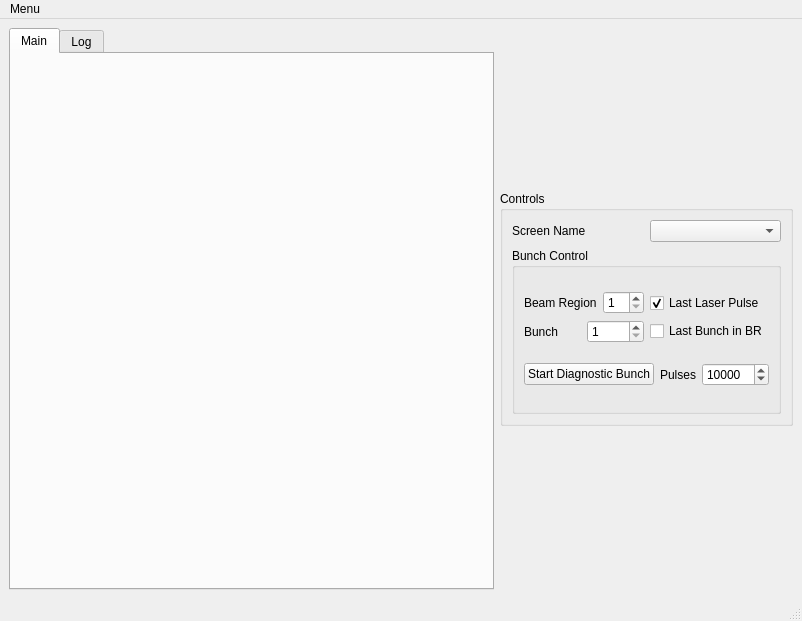
The window that esme/gui/ui/mainwindow.ui (st-walker/esme) describes before a commit, drawn with Qt 5.
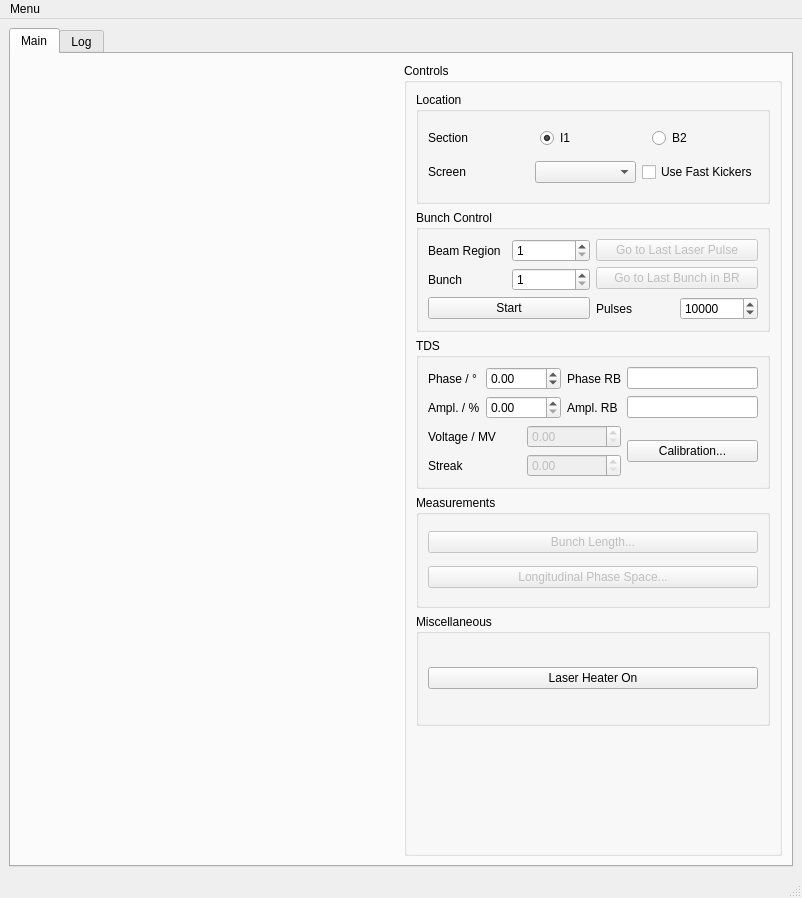
The same window after the commit. Custom widgets are drawn as their Qt base class.

Commit message:
More tests, full control of kicker, tds, bunch selection
Needs testing on actual euxfel.

Diff of the .ui file:
```diff
--- a/esme/gui/ui/mainwindow.ui
+++ b/esme/gui/ui/mainwindow.ui
@@ -7,15 +7,21 @@
     <x>0</x>
     <y>0</y>
     <width>802</width>
-    <height>621</height>
+    <height>898</height>
    </rect>
   </property>
   <property name="windowTitle">
    <string>Energy Spread Measurement</string>
   </property>
+  <property name="documentMode">
+   <bool>false</bool>
+  </property>
   <widget class="QWidget" name="centralwidget">
-   <layout class="QHBoxLayout" name="horizontalLayout_10">
-    <item>
+   <property name="autoFillBackground">
+    <bool>false</bool>
+   </property>
+   <layout class="QGridLayout" name="gridLayout_9">
+    <item row="0" column="0">
      <widget class="QTabWidget" name="tabWidget">
       <property name="currentIndex">
        <number>0</number>
@@ -24,67 +30,131 @@
        <attribute name="title">
         <string>Main</string>
        </attribute>
-       <layout class="QVBoxLayout" name="verticalLayout_4">
-        <item>
-         <widget class="GraphicsLayoutWidget" name="screen_display_widget" native="true">
-          <property name="sizePolicy">
-           <sizepolicy hsizetype="Expanding" vsizetype="Expanding">
-            <horstretch>0</horstretch>
-            <verstretch>0</verstretch>
-           </sizepolicy>
-          </property>
-         </widget>
-        </item>
-       </layout>
-      </widget>
-      <widget class="QWidget" name="logtab">
-       <attribute name="title">
-        <string>Log</string>
-       </attribute>
-       <layout class="QGridLayout" name="gridLayout">
-        <item row="0" column="0">
-         <widget class="QTextBrowser" name="measurement_log_browser"/>
-        </item>
-       </layout>
-      </widget>
-     </widget>
-    </item>
-    <item>
-     <widget class="QGroupBox" name="groupBox">
+       <layout class="QGridLayout" name="gridLayout_8">
+        <item row="0" column="1">
+         <widget class="QGroupBox" name="controls_group_box">
       <property name="maximumSize">
        <size>
-        <width>732</width>
-        <height>235</height>
+            <width>408</width>
+            <height>16777215</height>
        </size>
       </property>
       <property name="title">
        <string>Controls</string>
       </property>
-      <layout class="QGridLayout" name="gridLayout_2">
-       <item row="0" column="0">
+          <layout class="QVBoxLayout" name="verticalLayout_4">
+           <item>
+            <widget class="QGroupBox" name="screen_selection_groupbox">
+             <property name="title">
+              <string>Location</string>
+             </property>
+             <layout class="QVBoxLayout" name="verticalLayout_6">
+              <item>
         <layout class="QHBoxLayout" name="horizontalLayout_6">
          <item>
           <widget class="QLabel" name="label_2">
            <property name="text">
-            <string>Screen Name</string>
+                   <string>Section</string>
            </property>
           </widget>
          </item>
          <item>
-          <widget class="QComboBox" name="comboBox">
+                 <widget class="QRadioButton" name="i1_radio_button">
+                  <property name="text">
+                   <string>I1</string>
+                  </property>
+                  <property name="checked">
+                   <bool>true</bool>
+                  </property>
+                 </widget>
+                </item>
+                <item>
+                 <widget class="QRadioButton" name="b2_radio_button">
+                  <property name="text">
+                   <string>B2</string>
+                  </property>
+                 </widget>
+                </item>
+               </layout>
+              </item>
+              <item>
+               <layout class="QHBoxLayout" name="horizontalLayout_10">
+                <item>
+                 <widget class="QLabel" name="screen_label">
+                  <property name="text">
+                   <string>Screen</string>
+                  </property>
+                 </widget>
+                </item>
+                <item>
+                 <widget class="QComboBox" name="select_screen_combobox">
            <property name="placeholderText">
             <string/>
            </property>
           </widget>
          </item>
-        </layout>
-       </item>
-       <item row="1" column="0">
-        <widget class="QGroupBox" name="groupBox_2">
+                <item>
+                 <widget class="QCheckBox" name="use_fast_kickers_checkbox">
+                  <property name="text">
+                   <string>Use Fast Kickers</string>
+                  </property>
+                 </widget>
+                </item>
+               </layout>
+              </item>
+             </layout>
+            </widget>
+           </item>
+           <item>
+            <widget class="QGroupBox" name="bunch_control_group_box">
          <property name="title">
           <string>Bunch Control</string>
          </property>
          <layout class="QGridLayout" name="gridLayout_5">
+              <item row="1" column="0">
+               <layout class="QHBoxLayout" name="horizontalLayout_3">
+                <item>
+                 <widget class="QPushButton" name="start_stop_button">
+                  <property name="toolTip">
+                   <string>&lt;html&gt;&lt;head/&gt;&lt;body&gt;&lt;p&gt;Start diagnostic bunch optionally with fast kickers and the TDS&lt;/p&gt;&lt;/body&gt;&lt;/html&gt;</string>
+                  </property>
+                  <property name="text">
+                   <string>Start</string>
+                  </property>
+                  <property name="checkable">
+                   <bool>true</bool>
+                  </property>
+                  <property name="checked">
+                   <bool>false</bool>
+                  </property>
+                  <property name="autoRepeat">
+                   <bool>false</bool>
+                  </property>
+                 </widget>
+                </item>
+                <item>
+                 <layout class="QHBoxLayout" name="horizontalLayout_5">
+                  <item>
+                   <widget class="QLabel" name="label">
+                    <property name="text">
+                     <string>Pulses</string>
+                    </property>
+                   </widget>
+                  </item>
+                  <item>
+                   <widget class="QSpinBox" name="npulses_spinbox">
+                    <property name="maximum">
+                     <number>10000000</number>
+                    </property>
+                    <property name="value">
+                     <number>10000</number>
+                    </property>
+                   </widget>
+                  </item>
+                 </layout>
+                </item>
+               </layout>
+              </item>
           <item row="0" column="0">
            <layout class="QHBoxLayout" name="horizontalLayout_9">
             <item>
@@ -133,22 +203,25 @@
             <item>
              <layout class="QVBoxLayout" name="verticalLayout_3">
               <item>
-               <widget class="QCheckBox" name="checkBox">
+                   <widget class="QPushButton" name="go_to_last_laserpulse_pushbutton">
+                    <property name="enabled">
+                     <bool>false</bool>
+                    </property>
                 <property name="text">
-                 <string>Last Laser Pulse</string>
+                     <string>Go to Last Laser Pulse</string>
                 </property>
                 <property name="checked">
-                 <bool>true</bool>
-                </property>
-                <attribute name="buttonGroup">
-                 <string notr="true">buttonGroup_2</string>
-                </attribute>
+                     <bool>false</bool>
+                    </property>
                </widget>
               </item>
               <item>
-               <widget class="QCheckBox" name="checkBox_2">
+                   <widget class="QPushButton" name="go_to_last_bunch_in_br_pushbutton">
+                    <property name="enabled">
+                     <bool>false</bool>
+                    </property>
                 <property name="text">
-                 <string>Last Bunch in BR</string>
+                     <string>Go to Last Bunch in BR</string>
                 </property>
                 <property name="autoExclusive">
                  <bool>false</bool>
@@ -161,43 +234,206 @@
              </layout>
             </item>
            </layout>
+              </item>
+             </layout>
+            </widget>
+           </item>
+           <item>
+            <widget class="QGroupBox" name="tds_group_box">
+             <property name="title">
+              <string>TDS</string>
+             </property>
+             <layout class="QGridLayout" name="gridLayout_2">
+              <item row="0" column="0">
+               <widget class="QLabel" name="phase_label_2">
+                <property name="text">
+                 <string>Phase / °</string>
+                </property>
+               </widget>
+              </item>
+              <item row="0" column="1" colspan="2">
+               <widget class="QDoubleSpinBox" name="tds_phase_spinbox">
+                <property name="minimum">
+                 <double>-1080.000000000000000</double>
+                </property>
+                <property name="maximum">
+                 <double>1080.000000000000000</double>
+                </property>
+               </widget>
+              </item>
+              <item row="0" column="3">
+               <widget class="QLabel" name="phase_rb_label">
+                <property name="text">
+                 <string>Phase RB</string>
+                </property>
+               </widget>
+              </item>
+              <item row="0" column="4">
+               <widget class="QLineEdit" name="tds_phase_readback_line">
+                <property name="maxLength">
+                 <number>14</number>
+                </property>
+                <property name="readOnly">
+                 <bool>true</bool>
+                </property>
+                <property name="clearButtonEnabled">
+                 <bool>false</bool>
+                </property>
+               </widget>
           </item>
           <item row="1" column="0">
-           <layout class="QHBoxLayout" name="horizontalLayout_3">
-            <item>
-             <widget class="QPushButton" name="pushButton">
+               <widget class="QLabel" name="amplitude_label">
               <property name="text">
-               <string>Start Diagnostic Bunch</string>
+                 <string>Ampl. / %</string>
               </property>
              </widget>
             </item>
-            <item>
-             <layout class="QHBoxLayout" name="horizontalLayout_5">
-              <item>
-               <widget class="QLabel" name="label">
-                <property name="text">
-                 <string>Pulses</string>
-                </property>
-               </widget>
-              </item>
-              <item>
-               <widget class="QSpinBox" name="spinBox">
+              <item row="1" column="1" colspan="2">
+               <widget class="QDoubleSpinBox" name="tds_amplitude_spinbox">
                 <property name="maximum">
-                 <number>10000000</number>
+                 <double>100.000000000000000</double>
                 </property>
-                <property name="value">
-                 <number>10000</number>
+               </widget>
+              </item>
+              <item row="1" column="3">
+               <widget class="QLabel" name="amplitude_rb_label">
+                <property name="text">
+                 <string>Ampl. RB</string>
                 </property>
                </widget>
               </item>
+              <item row="1" column="4">
+               <widget class="QLineEdit" name="tds_amplitude_readback_line">
+                <property name="maxLength">
+                 <number>14</number>
+                </property>
+                <property name="readOnly">
+                 <bool>true</bool>
+                </property>
+               </widget>
+              </item>
+              <item row="2" column="0" colspan="2">
+               <widget class="QLabel" name="voltage_label">
+                <property name="text">
+                 <string>Voltage / MV</string>
+                </property>
+               </widget>
+              </item>
+              <item row="2" column="2" colspan="2">
+               <widget class="QDoubleSpinBox" name="tds_voltage_spinbox">
+                <property name="enabled">
+                 <bool>false</bool>
+                </property>
+               </widget>
+              </item>
+              <item row="2" column="4" rowspan="2">
+               <widget class="QPushButton" name="tds_calibration_pushbutton">
+                <property name="text">
+                 <string>Calibration...</string>
+                </property>
+               </widget>
+              </item>
+              <item row="3" column="0" colspan="2">
+               <widget class="QLabel" name="streak">
+                <property name="text">
+                 <string>Streak</string>
+                </property>
+               </widget>
+              </item>
+              <item row="3" column="2" colspan="2">
+               <widget class="QDoubleSpinBox" name="streak_spinbox">
+                <property name="enabled">
+                 <bool>false</bool>
+                </property>
+               </widget>
+              </item>
              </layout>
-            </item>
-           </layout>
-          </item>
+            </widget>
+           </item>
+           <item>
+            <widget class="QGroupBox" name="measurements_group_box">
+             <property name="title">
+              <string>Measurements</string>
+             </property>
+             <layout class="QVBoxLayout" name="verticalLayout_5">
+              <item>
+               <widget class="QPushButton" name="measure_bunch_length_button">
+                <property name="enabled">
+                 <bool>false</bool>
+                </property>
+                <property name="text">
+                 <string>Bunch Length...</string>
+                </property>
+               </widget>
+              </item>
+              <item>
+               <widget class="QPushButton" name="measure_lps_button">
+                <property name="enabled">
+                 <bool>false</bool>
+                </property>
+                <property name="text">
+                 <string>Longitudinal Phase Space...</string>
+                </property>
+               </widget>
+              </item>
+             </layout>
+            </widget>
+           </item>
+           <item>
+            <widget class="QGroupBox" name="groupBox">
+             <property name="title">
+              <string>Miscellaneous</string>
+             </property>
+             <layout class="QGridLayout" name="gridLayout_7">
+              <item row="0" column="0">
+               <widget class="QPushButton" name="laser_heater_pushbutton">
+                <property name="text">
+                 <string>Laser Heater On</string>
+                </property>
+               </widget>
+              </item>
          </layout>
         </widget>
        </item>
-      </layout>
+           <item>
+            <widget class="IndicatorPanel" name="indicator_panel" native="true"/>
+           </item>
+          </layout>
+          <zorder>screen_selection_groupbox</zorder>
+          <zorder>bunch_control_group_box</zorder>
+          <zorder>use_fast_kickers_checkbox</zorder>
+          <zorder>select_screen_combobox</zorder>
+          <zorder>screen_label</zorder>
+          <zorder>tds_group_box</zorder>
+          <zorder>measure_bunch_length_button</zorder>
+          <zorder>pushButton</zorder>
+          <zorder>measurements_group_box</zorder>
+          <zorder>indicator_panel</zorder>
+          <zorder>groupBox</zorder>
+         </widget>
+        </item>
+        <item row="0" column="0">
+         <widget class="GraphicsLayoutWidget" name="screen_display_widget" native="true">
+          <property name="sizePolicy">
+           <sizepolicy hsizetype="Expanding" vsizetype="Expanding">
+            <horstretch>0</horstretch>
+            <verstretch>0</verstretch>
+           </sizepolicy>
+          </property>
+         </widget>
+        </item>
+       </layout>
+      </widget>
+      <widget class="QWidget" name="logtab">
+       <attribute name="title">
+        <string>Log</string>
+       </attribute>
+       <layout class="QGridLayout" name="gridLayout">
+        <item row="0" column="0">
+         <widget class="QTextBrowser" name="measurement_log_browser"/>
+        </item>
+       </layout>
+      </widget>
      </widget>
     </item>
    </layout>
@@ -248,6 +484,12 @@
    <header>pyqtgraph</header>
    <container>1</container>
   </customwidget>
+  <customwidget>
+   <class>IndicatorPanel</class>
+   <extends>QWidget</extends>
+   <header>esme.gui.indicator</header>
+   <container>1</container>
+  </customwidget>
  </customwidgets>
  <resources/>
  <connections/>
```
Left out of the diff: 14 changed lines with no effect on the pictures. Lines whose indentation alone changed are shown as unchanged. The commit also changes 35 other files.
